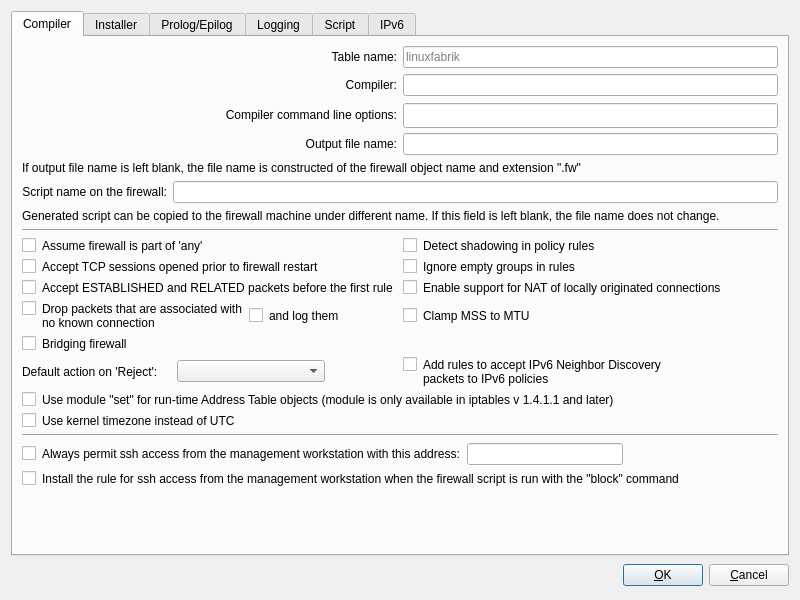
Before: the Qt Designer form src/firewallfabrik/gui/ui/nftablessettingsdialog_q.ui in Linuxfabrik/firewallfabrik, drawn with Qt 5.
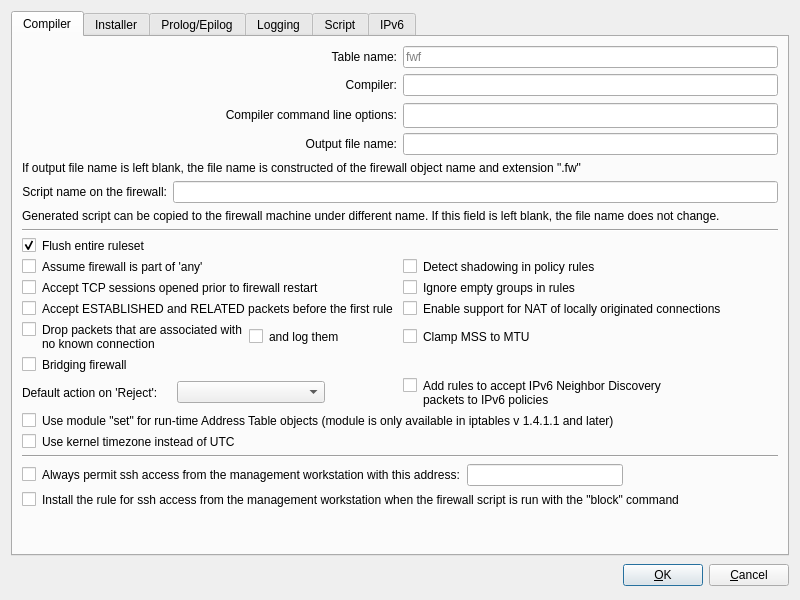
After: the same form once the commit is applied.

Commit message:
feat(gui): add "Flush entire ruleset" and "Table name" to settings dialogs
Both iptables and nftables settings dialogs now have:
- "Flush entire ruleset" checkbox in the options section
- "Table name" field in the compiler section

The iptables compiler silently ignores "Use iptables-restore"
when flush is disabled and emits a warning during compilation.

Diff of the .ui file:
```diff
--- a/src/firewallfabrik/gui/ui/nftablessettingsdialog_q.ui
+++ b/src/firewallfabrik/gui/ui/nftablessettingsdialog_q.ui
@@ -127,7 +127,7 @@
             <string>Base name for the nftables tables managed by FirewallFabrik. The compiler creates two tables: {name}_filter for packet filtering and {name}_nat for NAT rules. Only these tables are flushed when the firewall script runs, so rules created by other tools (Docker, CrowdSec, fail2ban) remain untouched.</string>
            </property>
            <property name="placeholderText">
-            <string>linuxfabrik</string>
+            <string>fwf</string>
            </property>
           </widget>
          </item>
@@ -291,7 +291,33 @@
        </item>
        <item row="6" column="0" colspan="2">
         <layout class="QGridLayout" name="gridLayout_5">
-         <item row="0" column="0">
+         <item row="0" column="0" colspan="2">
+          <widget class="QCheckBox" name="flushRuleset">
+           <property name="text">
+            <string>Flush entire ruleset</string>
+           </property>
+           <property name="toolTip">
+            <string>When enabled (default), the generated script
+runs "nft flush ruleset" which removes ALL
+nftables rules before loading new rules. This
+guarantees a clean, deterministic firewall state.
+
+When disabled, the script only deletes and
+recreates the tables owned by FirewallFabrik,
+leaving rules created by other tools (e.g.
+Docker, CrowdSec, fail2ban) untouched. Note:
+disabling this means FirewallFabrik no longer
+controls the entire firewall — other tools may
+add rules that bypass your policy. Only disable
+this if you need coexistence with other tools on
+the same machine.</string>
+           </property>
+           <property name="checked">
+            <bool>true</bool>
+           </property>
+          </widget>
+         </item>
+         <item row="1" column="0">
           <widget class="QCheckBox" name="assumeFwIsPartOfAny">
            <property name="sizePolicy">
             <sizepolicy hsizetype="Minimum" vsizetype="Fixed">
@@ -307,7 +333,7 @@
            </property>
           </widget>
          </item>
-         <item row="0" column="1">
+         <item row="1" column="1">
           <widget class="QCheckBox" name="shadowing">
            <property name="sizePolicy">
             <sizepolicy hsizetype="Minimum" vsizetype="Fixed">
@@ -323,7 +349,7 @@
            </property>
           </widget>
          </item>
-         <item row="1" column="0">
+         <item row="2" column="0">
           <widget class="QCheckBox" name="acceptSessions">
            <property name="sizePolicy">
             <sizepolicy hsizetype="Minimum" vsizetype="Fixed">
@@ -339,7 +365,7 @@
            </property>
           </widget>
          </item>
-         <item row="1" column="1">
+         <item row="2" column="1">
           <widget class="QCheckBox" name="emptyGroups">
            <property name="sizePolicy">
             <sizepolicy hsizetype="Minimum" vsizetype="Fixed">
@@ -355,7 +381,7 @@
            </property>
           </widget>
          </item>
-         <item row="2" column="0">
+         <item row="3" column="0">
           <widget class="QCheckBox" name="acceptESTBeforeFirst">
            <property name="sizePolicy">
             <sizepolicy hsizetype="Minimum" vsizetype="Fixed">
@@ -371,7 +397,7 @@
            </property>
           </widget>
          </item>
-         <item row="2" column="1">
+         <item row="3" column="1">
           <widget class="QCheckBox" name="localNAT">
            <property name="sizePolicy">
             <sizepolicy hsizetype="Minimum" vsizetype="Fixed">
@@ -387,7 +413,7 @@
            </property>
           </widget>
          </item>
-         <item row="3" column="0">
+         <item row="4" column="0">
           <layout class="QHBoxLayout" name="horizontalLayout_3">
            <item>
             <widget class="QCheckBox" name="dropInvalid">
@@ -412,7 +438,7 @@
            </item>
           </layout>
          </item>
-         <item row="3" column="1">
+         <item row="4" column="1">
           <widget class="QCheckBox" name="clampMSStoMTU">
            <property name="sizePolicy">
             <sizepolicy hsizetype="Minimum" vsizetype="Fixed">
@@ -432,7 +458,7 @@
            </property>
           </widget>
          </item>
-         <item row="4" column="0">
+         <item row="5" column="0">
           <widget class="QCheckBox" name="bridge">
            <property name="sizePolicy">
             <sizepolicy hsizetype="Minimum" vsizetype="Fixed">
@@ -448,7 +474,7 @@
            </property>
           </widget>
          </item>
-         <item row="5" column="0">
+         <item row="6" column="0">
           <layout class="QHBoxLayout" name="horizontalLayout_4">
            <item>
             <widget class="QLabel" name="textLabel9">
@@ -485,7 +511,7 @@
            </item>
           </layout>
          </item>
-         <item row="5" column="1">
+         <item row="6" column="1">
           <widget class="QCheckBox" name="ipv6NeighborDiscovery">
            <property name="toolTip">
             <string>Compiler will automatically generate rules to permit ICMP6 packets used in IPv6
@@ -498,7 +524,7 @@
            </property>
           </widget>
          </item>
-         <item row="6" column="0" colspan="2">
+         <item row="7" column="0" colspan="2">
           <widget class="QCheckBox" name="useModuleSet">
            <property name="text">
             <string>Use module "set" for run-time Address Table objects (module is only available in iptables v 1.4.1.1 and later)</string>
@@ -508,7 +534,7 @@
            </property>
           </widget>
          </item>
-         <item row="7" column="0" colspan="2">
+         <item row="8" column="0" colspan="2">
           <widget class="QCheckBox" name="useKernelTz">
            <property name="text">
             <string>Use kernel timezone instead of UTC</string>
```
Left out of the diff: 104 changed lines with no effect on the pictures. The commit also changes 1 other file.
